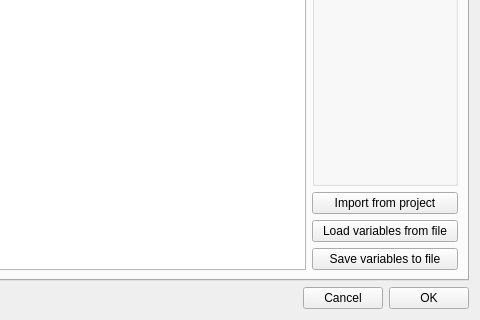
This is project.ui in olivierfriard/BORIS as Qt 5 draws it before an edit; both pictures show x 349 to 829 and y 242 to 562 of the 829 by 562 pixel window. The edited form follows.
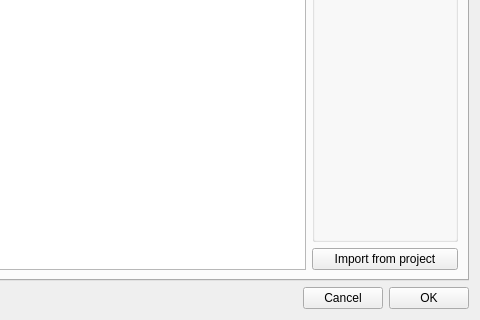
This is the edited form.

Commit message: continued to add independent variables features

Patch:
```diff
--- a/project.ui
+++ b/project.ui
@@ -564,20 +564,6 @@
                </property>
               </widget>
              </item>
-             <item>
-              <widget class="QPushButton" name="pbLoadConfiguration_2">
-               <property name="text">
-                <string>Load variables from file</string>
-               </property>
-              </widget>
-             </item>
-             <item>
-              <widget class="QPushButton" name="pbSaveConfiguration_2">
-               <property name="text">
-                <string>Save variables to file</string>
-               </property>
-              </widget>
-             </item>
             </layout>
            </item>
           </layout>
```
Left out of the diff: 8 changed lines with no effect on the pictures. The commit also changes 4 other files.
